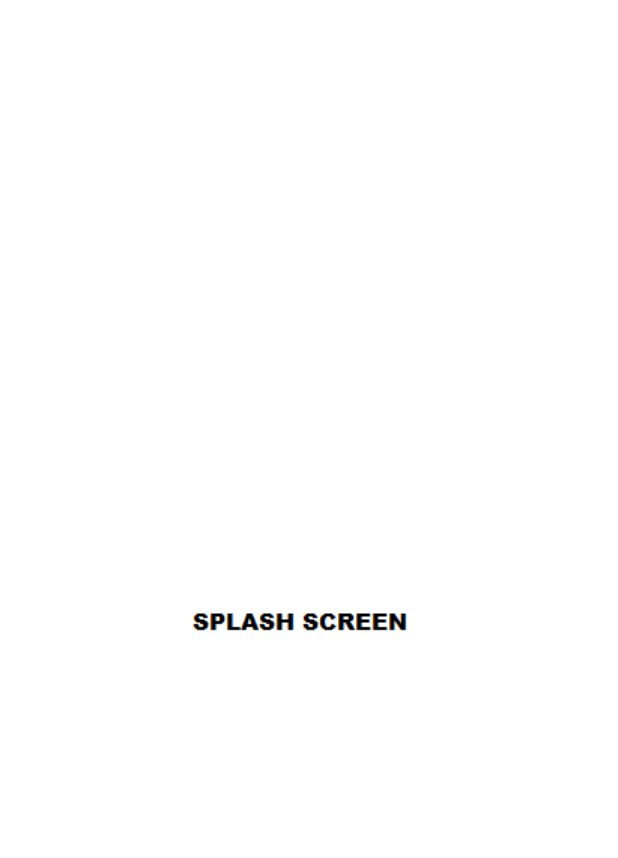
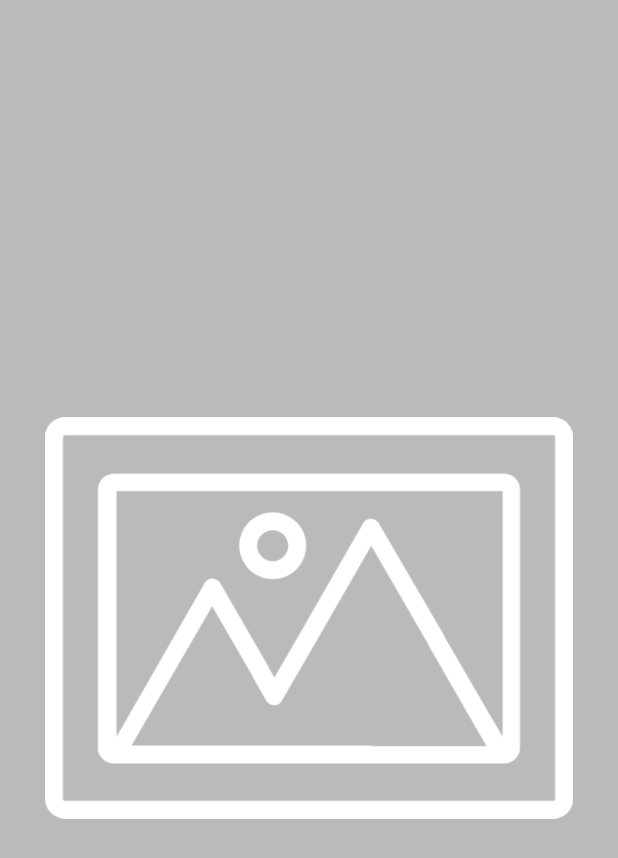
Before and after one commit to Dariia-1992/Aio_Project, an Android app: the layout item_image_viewpager.xml on its own in the app's theme, with its tools: preview values and no code run, on a phone screen of 412 x 824 dp. Shown: the top 858 px of the screen. Run offline under Robolectric (Android 15) with nearby library versions, the phone set to English and light mode, and no system bars.

Commit message:
Fix image loading in details content

```diff
--- a/app/src/main/java/com/example/aio_project/adapter/TabContentAdapter.java
+++ b/app/src/main/java/com/example/aio_project/adapter/TabContentAdapter.java
@@ -62,11 +62,11 @@ public class TabContentAdapter extends RecyclerView.Adapter<TabContentAdapter.Vi
         ImageHelper.loadImageWithoutThumbnail(holder.itemView.getContext(), DataRepository.getThumbnailUrl(item.getId()), holder.image, () -> {
             holder.backgroundImage.animate()
                     .alpha(0.0f)
-                    .setDuration(400);
+                    .setDuration(300);
 
             holder.image.animate()
                     .alpha(1.0f)
-                    .setDuration(400);
+                    .setDuration(300);
         });
 
         holder.itemView.setOnClickListener(view -> {
--- a/app/src/main/java/com/example/aio_project/fragment/DetailsFragment.java
+++ b/app/src/main/java/com/example/aio_project/fragment/DetailsFragment.java
@@ -83,7 +83,7 @@ public class DetailsFragment extends Fragment {
         if (entry.getLocalCategory() != Category.SKIN )
             images.addAll(DataRepository.getItemScreenshots(entry.getId()));
 
-        viewPager.setAdapter(new ImagePagerAdapter(getContext(), images));
+        viewPager.setAdapter(new ImagePagerAdapter(getContext(), images, entry.getLocalCategory() == Category.SKIN));
         indicator.setViewPager(viewPager);
         indicator.setVisibility(images.size() == 1 ? View.GONE : View.VISIBLE);
 
--- a/app/src/main/res/layout/item_image_viewpager.xml
+++ b/app/src/main/res/layout/item_image_viewpager.xml
@@ -1,6 +1,19 @@
 <?xml version="1.0" encoding="utf-8"?>
-<ImageView xmlns:android="http://schemas.android.com/apk/res/android"
-    android:id="@+id/image"
+<RelativeLayout xmlns:android="http://schemas.android.com/apk/res/android"
     android:layout_width="match_parent"
-    android:layout_height="match_parent"
-    android:scaleType="centerCrop"/>
+    android:layout_height="match_parent">
+
+    <ImageView
+        android:id="@+id/backgroundImage"
+        android:layout_width="match_parent"
+        android:layout_height="match_parent"
+        android:src="@drawable/picture"
+        android:padding="30dp"
+        android:background="#bababa"/>
+
+    <ImageView
+        android:id="@+id/image"
+        android:layout_width="match_parent"
+        android:layout_height="match_parent"/>
+
+</RelativeLayout>
```
Also changed, not shown: app/src/main/java/com/example/aio_project/adapter/ImagePagerAdapter.java (+26 -6 lines).
